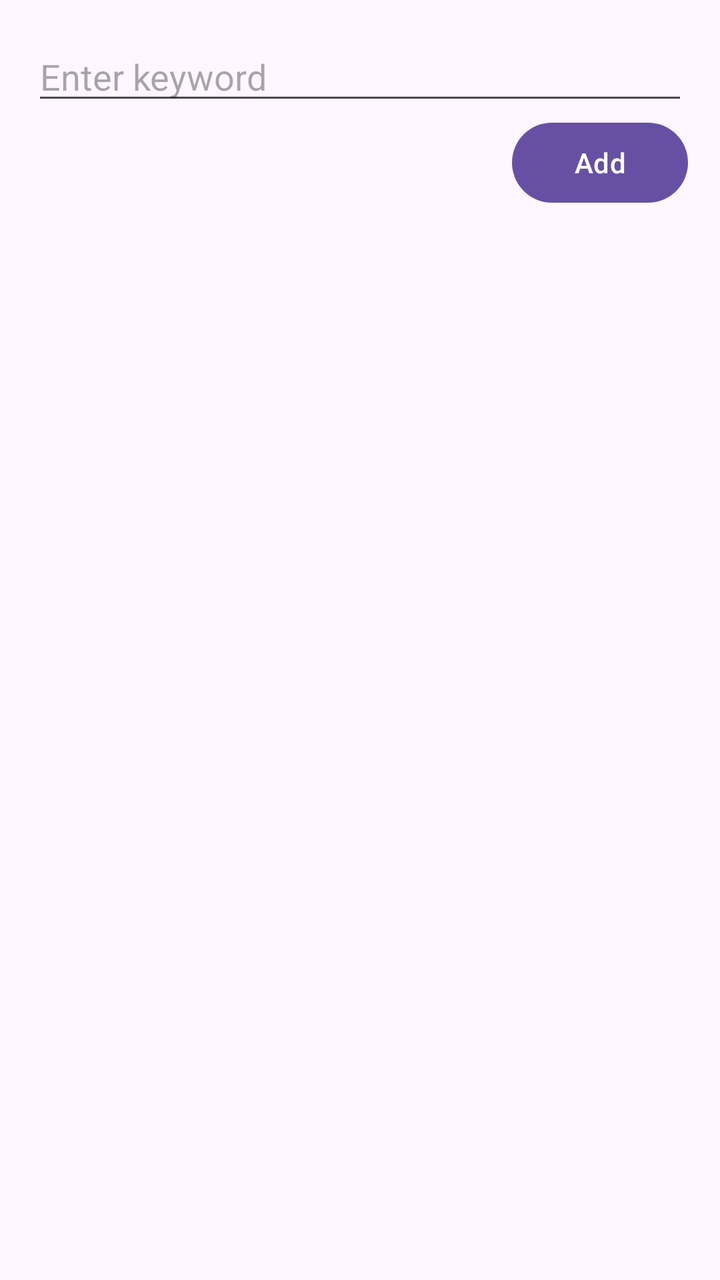
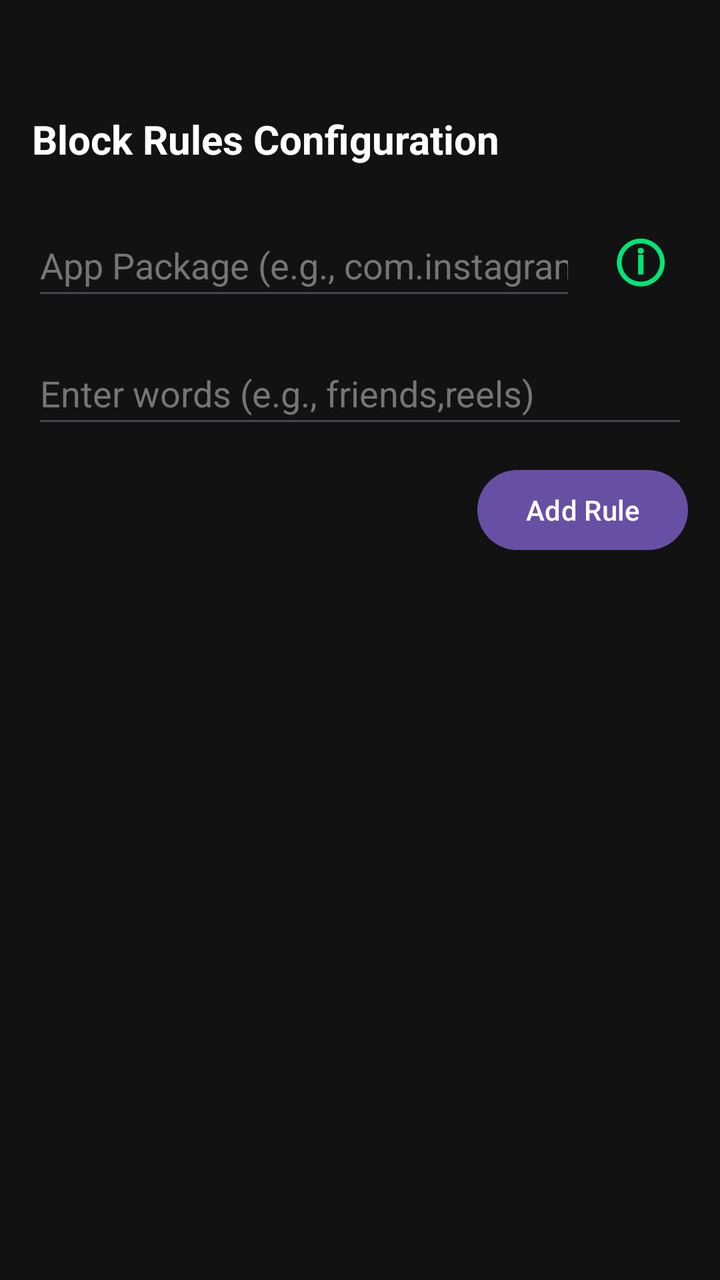

The first picture is an Android layout as it rendered before a commit; the second is the same layout after the commit. The layout source and the unified diff follow.
<!-- AndroidManifest.xml: application theme Theme.App_Blocker -->
<!-- res/layout/activity_keywords.xml -->
<?xml version="1.0" encoding="utf-8"?>
<RelativeLayout xmlns:android="http://schemas.android.com/apk/res/android"
    xmlns:tools="http://schemas.android.com/tools"
    android:layout_width="match_parent"
    android:layout_height="match_parent"
    android:padding="16dp"
    tools:context=".KeywordsActivity">

    <EditText
        android:id="@+id/editTextKeyword"
        android:layout_width="match_parent"
        android:layout_height="wrap_content"
        android:hint="Enter keyword"
        android:inputType="text" />

    <Button
        android:id="@+id/buttonAddKeyword"
        android:layout_width="wrap_content"
        android:layout_height="wrap_content"
        android:layout_below="@id/editTextKeyword"
        android:layout_alignParentEnd="true"
        android:text="Add" />

    <ListView
        android:id="@+id/listViewKeywords"
        android:layout_width="match_parent"
        android:layout_height="match_parent"
        android:layout_below="@id/buttonAddKeyword"
        android:layout_marginTop="16dp" />

</RelativeLayout>
<!-- resources referenced by this layout -->
<resources>
  <style name="Theme.App_Blocker" parent="Base.Theme.App_Blocker" />
  <style name="Base.Theme.App_Blocker" parent="Theme.Material3.DayNight.NoActionBar">
          
          
      </style>
</resources>

<!-- the commit's change to res/layout/activity_keywords.xml (unified diff, before → after) -->
@@ -3,15 +3,68 @@
     xmlns:tools="http://schemas.android.com/tools"
     android:layout_width="match_parent"
     android:layout_height="match_parent"
-    android:padding="16dp"
+    android:paddingLeft="16dp"
+    android:paddingRight="16dp"
+    android:paddingBottom="16dp"
+    android:background="#121212"
     tools:context=".KeywordsActivity">
+
+    <TextView
+        android:id="@+id/activityTitleHeader"
+        android:layout_width="wrap_content"
+        android:layout_height="wrap_content"
+        android:layout_marginTop="56dp"
+        android:text="Block Rules Configuration"
+        android:textColor="#FFFFFF"
+        android:textSize="20sp"
+        android:textStyle="bold" />
+
+    <LinearLayout
+        android:id="@+id/inputContainer"
+        android:layout_width="match_parent"
+        android:layout_height="wrap_content"
+        android:layout_below="@id/activityTitleHeader"
+        android:layout_marginTop="24dp"
+        android:orientation="horizontal"
+        android:gravity="center_vertical">
+
+        <EditText
+            android:id="@+id/editTextPackageName"
+            android:layout_width="0dp"
+            android:layout_height="wrap_content"
+            android:layout_weight="1"
+            android:hint="App Package (e.g., com.instagram.android) or * for all"
+            android:textColorHint="#757575"
+            android:textColor="#FFFFFF"
+            android:inputType="text"
+            android:minHeight="48dp" />
+
+        <TextView
+            android:id="@+id/buttonInfo"
+            android:layout_width="48dp"
+            android:layout_height="48dp"
+            android:layout_marginStart="8dp"
+            android:text="ⓘ"
+            android:textColor="#00E676"
+            android:textSize="28sp"
+            android:textStyle="bold"
+            android:gravity="center"
+            android:clickable="true"
+            android:focusable="true"
+            android:background="?android:attr/selectableItemBackground" />
+    </LinearLayout>
 
     <EditText
         android:id="@+id/editTextKeyword"
         android:layout_width="match_parent"
         android:layout_height="wrap_content"
-        android:hint="Enter keyword"
-        android:inputType="text" />
+        android:layout_below="@id/inputContainer"
+        android:layout_marginTop="16dp"
+        android:hint="Enter words (e.g., friends,reels)"
+        android:textColorHint="#757575"
+        android:textColor="#FFFFFF"
+        android:inputType="text"
+        android:minHeight="48dp" />
 
     <Button
         android:id="@+id/buttonAddKeyword"
@@ -19,7 +72,8 @@
         android:layout_height="wrap_content"
         android:layout_below="@id/editTextKeyword"
         android:layout_alignParentEnd="true"
-        android:text="Add" />
+        android:layout_marginTop="12dp"
+        android:text="Add Rule" />
 
     <ListView
         android:id="@+id/listViewKeywords"
